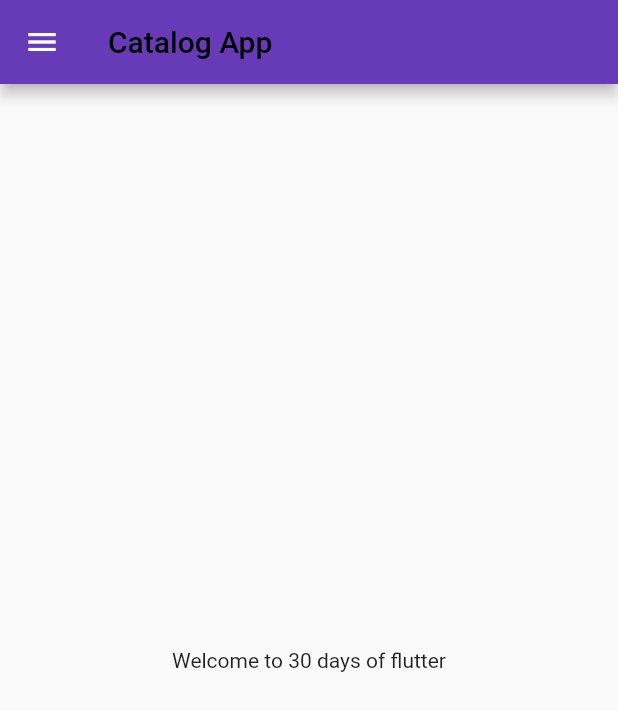
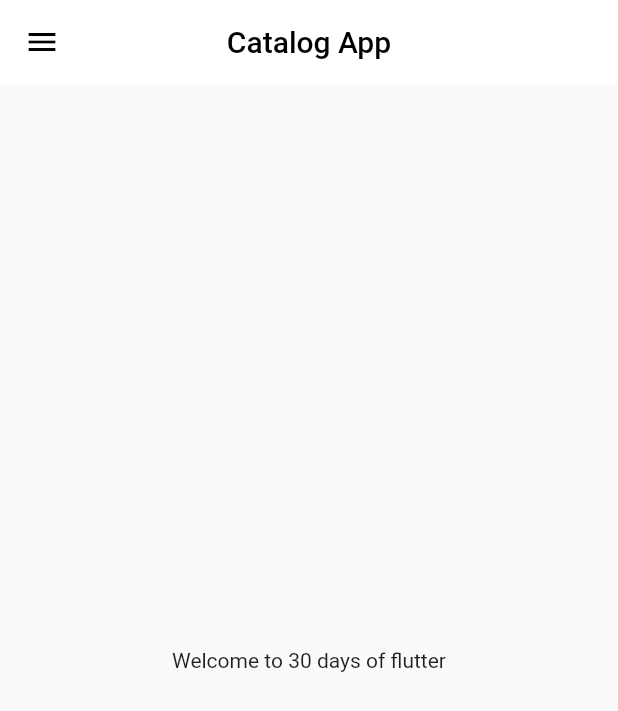
Before and after one commit to anupupadhaya123/LearnFlutter, a Flutter app: the screen it shows after launch, on a phone screen of 412 x 824 dp. Shown: the top 711 px of the screen. Run offline on Flutter 3.47's test engine with Material 2 defaults, Android fonts, the phone set to English and light mode, and no system bars.

Commit message:
day 9 completed

```diff
--- a/lib/main.dart
+++ b/lib/main.dart
@@ -2,6 +2,7 @@ import 'package:flutter/material.dart';
 import 'package:learn_flutter/pages/homepage.dart';
 import 'package:learn_flutter/pages/login_page.dart';
 import 'package:learn_flutter/utils/routes.dart';
+import 'package:learn_flutter/widgets/themes.dart';
 
 void main() {
   runApp(MyApp());
@@ -13,14 +14,9 @@ class MyApp extends StatelessWidget {
     return MaterialApp(
       // home: HomePage(),
       themeMode:ThemeMode.light ,
-      theme: ThemeData(
-        primarySwatch: Colors.deepPurple,
-
-      ),
+      theme: MyTheme.lightTheme(context),
       debugShowCheckedModeBanner: false,
-      darkTheme: ThemeData(
-        brightness: Brightness.dark,
-      ),
+      darkTheme: MyTheme.darkTheme(context),
       initialRoute: MyRoutes.homeRoute,
       routes: {
         "/" : (context)=> new LoginPage(), //This is object "new" is optional in dart
--- /dev/null
+++ b/lib/widgets/themes.dart
@@ -0,0 +1,19 @@
+import 'package:flutter/material.dart';
+
+class MyTheme{
+  static ThemeData lightTheme(BuildContext context) => ThemeData(
+        primarySwatch: Colors.deepPurple,
+        appBarTheme: AppBarTheme(
+          centerTitle: true,
+          color: Colors.white,
+          elevation: 0,
+          iconTheme: IconThemeData(color: Colors.black),
+        )
+
+      );
+
+  static ThemeData darkTheme(BuildContext context) => ThemeData(
+        brightness: Brightness.dark,
+      );
+
+}
```
Also changed, not shown: lib/widgets/drawer.dart (line endings or trailing spaces).
